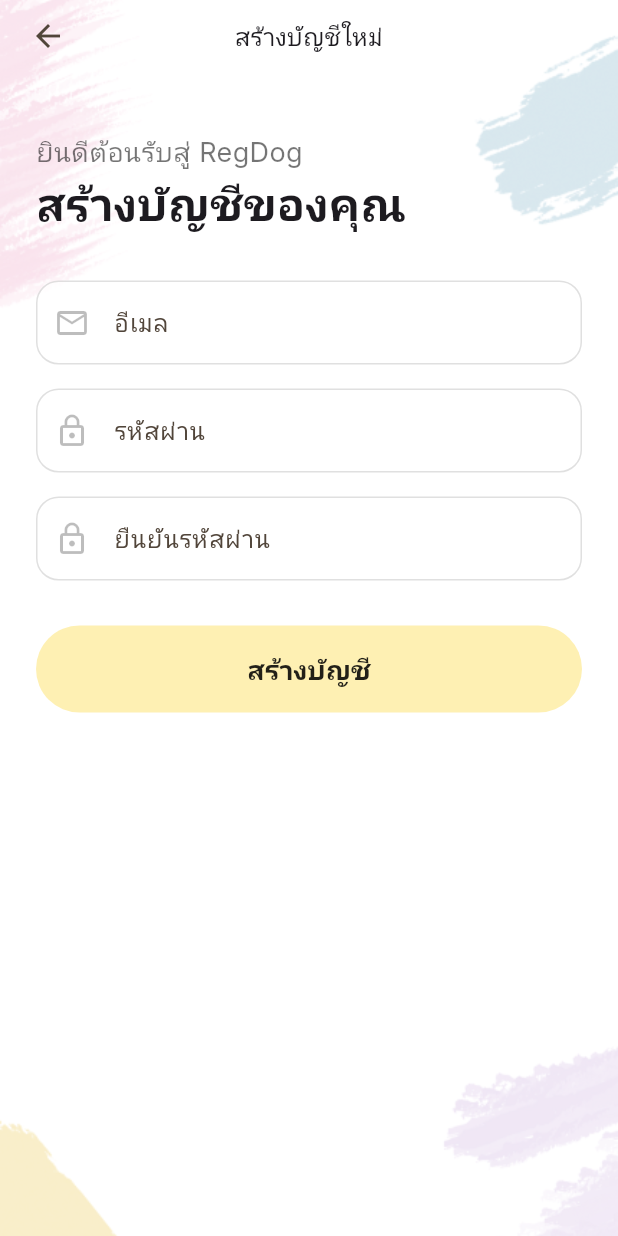
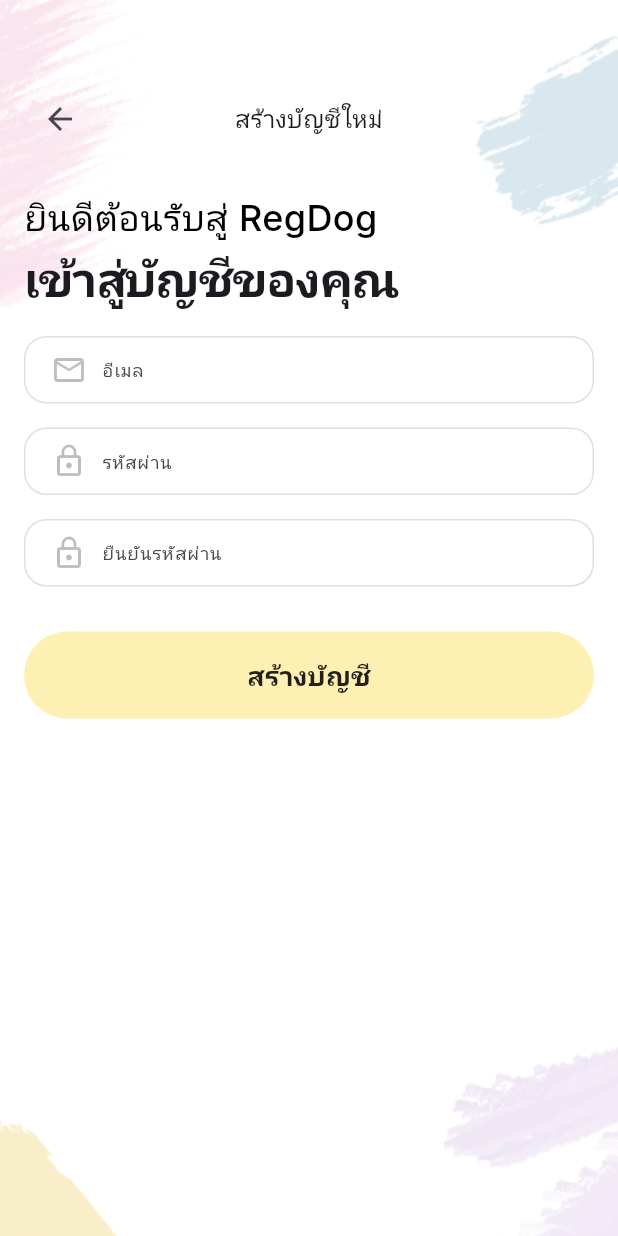
Before and after one commit to siwadolrungmart/RegDog-Application, a Flutter app: the CreateAccountScreen screen opened directly, on a phone screen of 412 x 824 dp. Run offline on Flutter 3.47's test engine with Material 3 defaults, Android fonts, the phone set to English and light mode, and no system bars; our stand-ins replace firebase_auth, firebase_core, google_fonts; accounts and stored records are empty.

Commit message:
fix layout v1 win

```diff
--- a/lib/main.dart
+++ b/lib/main.dart
@@ -1,19 +1,29 @@
 import 'package:flutter/material.dart';
 import 'package:firebase_core/firebase_core.dart';
+import 'package:google_fonts/google_fonts.dart';
+import 'package:flutter_localizations/flutter_localizations.dart';
+
+// Import ไฟล์หน้าจอต่างๆ ของคุณ
 import 'firebase_options.dart';
 import 'package:regdogapp/screen/login_screen.dart';
-import 'package:regdogapp/screen/registerhavedog.dart';
-import 'package:regdogapp/screen/registergender.dart';
-import 'package:google_fonts/google_fonts.dart';
-import 'package:regdogapp/screen/registerdogname.dart';
-import 'package:regdogapp/screen/registerbirthday.dart';
-import 'package:flutter_localizations/flutter_localizations.dart';
-import 'package:regdogapp/screen/registerbreed.dart';
+import 'package:regdogapp/screen/create_account_screen.dart';
+import 'package:regdogapp/screen/register/registerhavedog.dart';
+import 'package:regdogapp/screen/register/registergender.dart';
+import 'package:regdogapp/screen/register/registerdogname.dart';
+import 'package:regdogapp/screen/register/registerbirthday.dart';
+import 'package:regdogapp/screen/register/registerbreed.dart';
+
+// --- 1. คลาสสำหรับเก็บชื่อสีที่จะใช้ในโปรเจ็กต์ ---
+class AppColors {
+  static const Color primary = Color(0xFFFEF0B3); // สีหลัก (เช่น สีขอบตอนกดเลือก)
+  static const Color secondary = Color(0xFF6200EE);
+  static const Color accent = Colors.orange;
+  static const Color backgroundWhite = Colors.white;
+}
+
 void main() async {
-  // ต้องมีบรรทัดนี้เสมอเมื่อมีการใช้ async ในฟังก์ชัน main
   WidgetsFlutterBinding.ensureInitialized();
 
-  // เริ่มต้น Firebase ด้วยการดึงค่าจากไฟล์ที่เราสร้างมา
   await Firebase.initializeApp(
     options: DefaultFirebaseOptions.currentPlatform,
   );
@@ -29,21 +39,27 @@
     return MaterialApp(
       title: 'RegDog',
       debugShowCheckedModeBanner: false,
+
+      // --- 2. ตั้งค่า Theme ของแอป ---
       theme: ThemeData(
         useMaterial3: true,
-        // ปรับแต่งสีหลักที่นี่ (คุณใช้ Colors.orange ไว้)
-        colorScheme: ColorScheme.fromSeed(seedColor: Colors.orange),
+        // กำหนด ColorScheme กลางของแอป
+        // colorScheme: ColorScheme.fromSeed(
+        //   seedColor: AppColors.primary,
+        //   primary: AppColors.primary,
+        //   secondary: AppColors.secondary,
+        // ),
 
-        // --- 1. ตั้งค่าให้พื้นหลังโปร่งใส เพื่อให้มองทะลุเห็นรูปภาพได้ ---
+        // ตั้งค่าพื้นหลังของ Scaffold ให้โปร่งใสเพื่อโชว์รูปจาก Container builder
         scaffoldBackgroundColor: Colors.transparent,
 
-        // --- 2. เรียกใช้ Google Fonts ให้เป็น Inter ทั้งแอป ---
+        // เรียกใช้ Google Fonts (Inter) ทั้งแอป
         textTheme: GoogleFonts.interTextTheme(
           Theme.of(context).textTheme,
         ),
       ),
 
-      // --- 3. ตั้งค่ารูปพื้นหลังให้ครอบคลุมทุกหน้าจอ ---
+      // --- 3. ตั้งค่า Background และระยะห่าง Dynamic Island (55 px) ---
       builder: (context, child) {
         return Container(
           decoration: const BoxDecoration(
@@ -52,22 +68,25 @@
               fit: BoxFit.cover,
             ),
           ),
-          child: child,
+          child: Padding(
+            // เว้นระยะด้านบน 55 px เพื่อหลบ Dynamic Island สำหรับ iPhone 15 Pro Max
+            padding: const EdgeInsets.only(top: 55, left: 16, right: 16),
+            child: child,
+          ),
         );
       },
 
-      // ให้ปฏิทินรู้จักภาษาไทย
+      // --- 4. ตั้งค่า Localization (ภาษาไทย) ---
       localizationsDelegates: const [
         GlobalMaterialLocalizations.delegate,
         GlobalWidgetsLocalizations.delegate,
         GlobalCupertinoLocalizations.delegate,
       ],
       supportedLocales: const [
-        Locale('th', 'TH'), // ระบุว่าแอปรองรับภาษาไทย
+        Locale('th', 'TH'),
       ],
 
-      // หน้าแรกที่แอปจะเปิดขึ้นมา
-      home: const Registerbreed(),
+      home: const CreateAccountScreen(),
     );
   }
 }
--- a/lib/screen/create_account_screen.dart
+++ b/lib/screen/create_account_screen.dart
@@ -56,23 +56,13 @@
     return Scaffold(
       body: Stack(
         children: [
-          // พื้นหลัง
-          Container(
-            width: double.infinity,
-            height: double.infinity,
-            decoration: const BoxDecoration(
-              image: DecorationImage(
-                image: AssetImage('assets/bg_watercolor.png'),
-                fit: BoxFit.cover,
-              ),
-            ),
-          ),
+
           SafeArea(
             child: Column(
               children: [
                 // Header
                 Padding(
-                  padding: const EdgeInsets.symmetric(horizontal: 8.0),
+                  padding: const EdgeInsets.symmetric(horizontal: 0),
                   child: Stack(
                     alignment: Alignment.center,
                     children: [
@@ -80,44 +70,50 @@
                         alignment: Alignment.centerLeft,
                         child: IconButton(
                           icon: const Icon(Icons.arrow_back),
-                          onPressed: () => Navigator.pop(context),
+                          // onPressed: () => Navigator.pop(context),
+                          onPressed: () => print("Back button pressed"),
                         ),
                       ),
                       const Text("สร้างบัญชีใหม่",
-                          style: TextStyle(fontSize: 16)),
+                          style: TextStyle(fontWeight: FontWeight.w500,fontSize: 16)),
                     ],
                   ),
                 ),
                 Expanded(
                   child: SingleChildScrollView(
-                    padding: const EdgeInsets.symmetric(horizontal: 24.0),
+                    padding: const EdgeInsets.symmetric(horizontal: 0),
                     child: Form( // ครอบด้วย Form เพื่อการตรวจสอบข้อมูล
                       key: _formKey,
                       child: Column(
                         crossAxisAlignment: CrossAxisAlignment.start,
                         children: [
-                          const SizedBox(height: 40),
-                          const Text("ยินดีต้อนรับสู่ RegDog",
-                              style: TextStyle(fontSize: 18, color: Colors.black54)),
-                          const Text("สร้างบัญชีของคุณ",
-                              style: TextStyle(fontSize: 30, fontWeight: FontWeight.bold)),
-                          const SizedBox(height: 30),
-                          _buildField(
+                          const SizedBox(height: 25),
+                          const Text(
+                    "ยินดีต้อนรับสู่ RegDog",
+                    style: TextStyle(fontSize: 24, color: Colors.black, fontWeight: FontWeight.w500),
+                  ),
+                  const Text(
+                    "เข้าสู่บัญชีของคุณ",
+                    style: TextStyle(fontSize: 32, fontWeight: FontWeight.bold, letterSpacing: -0.5),
+                  ),
+                  const SizedBox(height: 15),
+
+                          _buildTextField(
                               controller: _emailController,
                               hint: "อีเมล",
                               icon: Icons.email_outlined),
                           const SizedBox(height: 16),
-                          _buildField(
+                          _buildTextField(
                               controller: _passwordController,
                               hint: "รหัสผ่าน",
                               icon: Icons.lock_outline,
-                              isPass: true),
+                              isPassword: true),
                           const SizedBox(height: 16),
-                          _buildField(
+                          _buildTextField(
                               controller: _confirmPasswordController,
                               hint: "ยืนยันรหัสผ่าน",
                               icon: Icons.lock_outline,
-                              isPass: true),
+                              isPassword: true),
                           const SizedBox(height: 30),
                           SizedBox(
                             width: double.infinity,
@@ -150,25 +146,44 @@
     );
   }
 
-  Widget _buildField(
-      {required TextEditingController controller,
-      required String hint,
-      required IconData icon,
-      bool isPass = false}) {
-    return TextFormField( // เปลี่ยนจาก TextField เป็น TextFormField
-      controller: controller,
-      obscureText: isPass,
-      decoration: InputDecoration(
-        hintText: hint,
-        prefixIcon: Icon(icon, color: Colors.black26),
-        filled: true,
-        fillColor: Colors.white.withOpacity(0.8),
-        border: OutlineInputBorder(
+  Widget _buildTextField({
+    required TextEditingController controller,
+    required String hint,
+    required IconData icon,
+    bool isPassword = false,
+  }) {
+    return Container(
+      width: double.infinity,
+      height: 45,
+      decoration: BoxDecoration(
+        color: Colors.white.withOpacity(0.9),
+        borderRadius: BorderRadius.circular(15),
+      ),
+      child: TextField(
+        controller: controller,
+        obscureText: isPassword,
+        // --- 1. ปรับขนาดตัวอักษรที่ผู้ใช้พิมพ์ ---
+        style: const TextStyle(fontSize: 12),
+        textAlignVertical: TextAlignVertical.center,
+        decoration: InputDecoration(
+          hintText: hint,
+          // --- 2. ปรับขนาดตัวอักษร Hint (คำใบ้) ---
+          hintStyle: const TextStyle(fontSize: 12),
+         prefixIcon: Padding(
+  padding: const EdgeInsets.only(left: 12, right: 0), // left: ระยะห่างจากขอบกล่อง, right: ระยะห่างจากตัวหนังสือ
+  child: Icon(icon, color: Colors.black26, size: 24),
+), // ปรับขนาดไอคอนให้เล็กลงตามตัวหนังสือ
+          enabledBorder: OutlineInputBorder(
             borderRadius: BorderRadius.circular(15),
-            borderSide: const BorderSide(color: Colors.black12)),
-        enabledBorder: OutlineInputBorder(
+            borderSide: const BorderSide(color: Colors.black12),
+          ),
+          focusedBorder: OutlineInputBorder(
             borderRadius: BorderRadius.circular(15),
-            borderSide: const BorderSide(color: Colors.black12)),
+            borderSide: const BorderSide(color: Color(0xFFFEF0B3), width: 2),
+          ),
+          // ปรับ Padding เล็กน้อยเพื่อให้ตัวหนังสืออยู่กลางกล่องพอดีเมื่อขนาดเล็กลง
+          contentPadding: const EdgeInsets.symmetric(vertical: 10),
+        ),
       ),
     );
   }
--- a/lib/screen/registerdogname.dart
+++ b/lib/screen/register/registerdogname.dart
@@ -1,5 +1,5 @@
 import 'package:flutter/material.dart';
-import 'package:regdogapp/screen/registergender.dart';
+import 'package:regdogapp/screen/register/registergender.dart';
 
 class Registerdogname extends StatefulWidget {
   const Registerdogname({super.key});
--- a/lib/screen/registergender.dart
+++ b/lib/screen/register/registergender.dart
@@ -1,5 +1,5 @@
 import 'package:flutter/material.dart';
-import 'package:regdogapp/screen/registerbirthday.dart';
+import 'package:regdogapp/screen/register/registerbirthday.dart';
 // TODO: อย่าลืม Import ไฟล์ Registerhavedog ของคุณไว้ด้านบนสุดด้วยนะครับ
 // import 'package:regdogapp/screen/registerhavedog.dart';
 
--- a/lib/screen/registerhavedog.dart
+++ b/lib/screen/register/registerhavedog.dart
@@ -1,5 +1,5 @@
 import 'package:flutter/material.dart';
-import 'package:regdogapp/screen/registerdogname.dart';
+import 'package:regdogapp/screen/register/registerdogname.dart';
 
 class Registerhavedog extends StatelessWidget {
   const Registerhavedog({super.key});
```
Also changed, not shown: lib/component/custom_text_field.dart (added, +55 -0 lines), lib/screen/login_screen.dart (+47 -27 lines), lib/screen/register/registerbirthday.dart (renamed from lib/screen/registerbirthday.dart), lib/screen/register/registerbreed.dart (renamed from lib/screen/registerbreed.dart).
